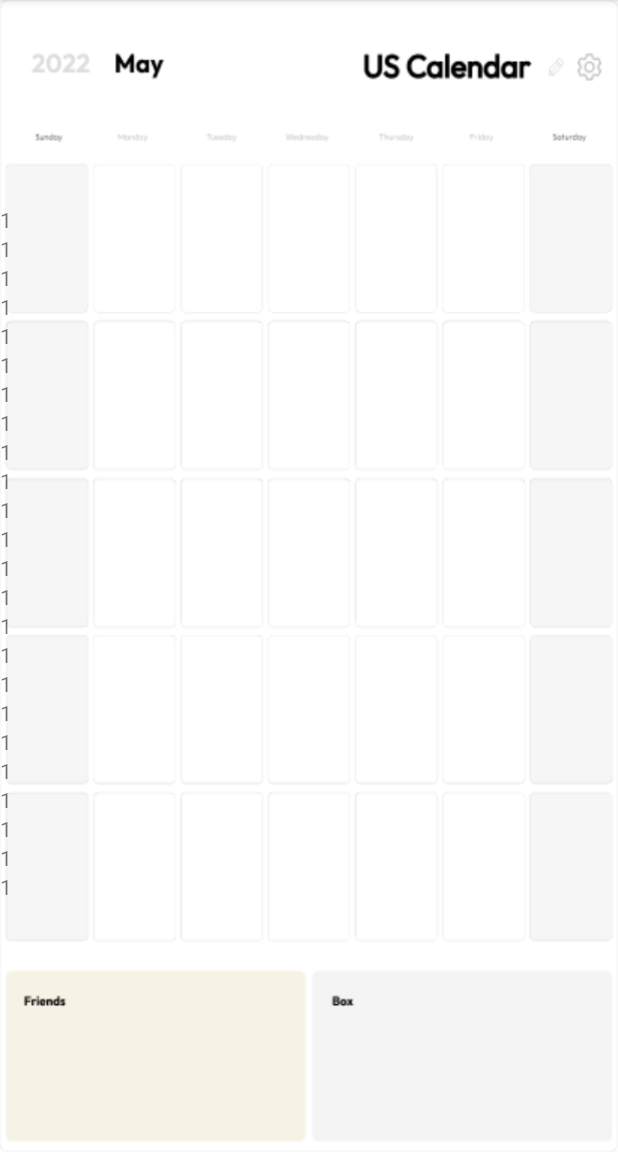
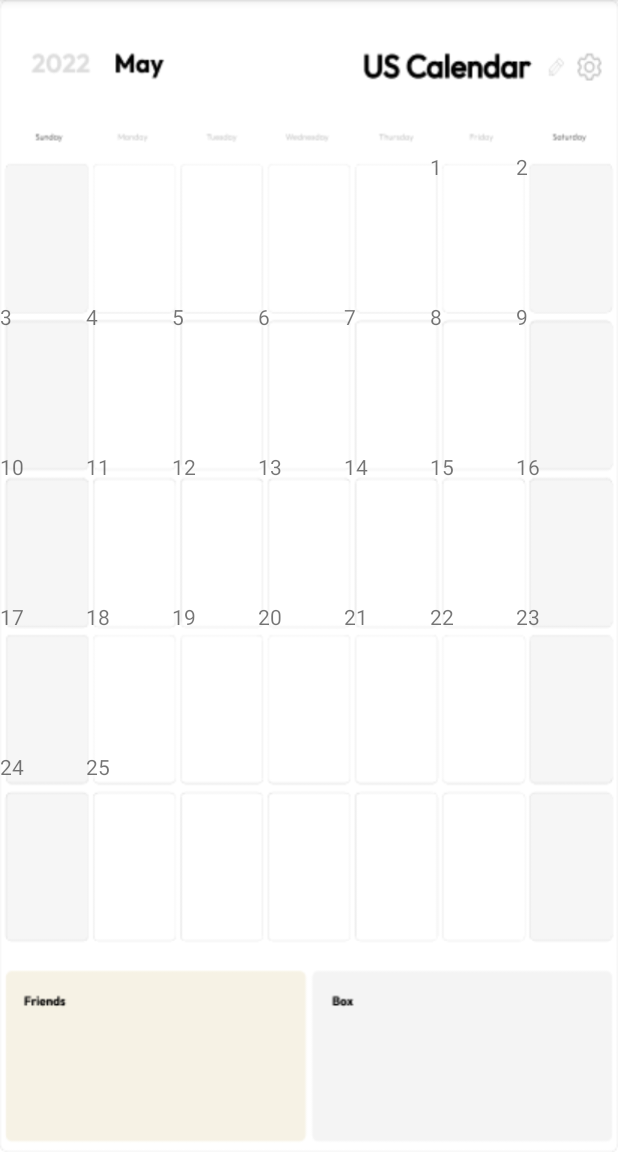
Before and after one commit to notice6143/Object-Oriented-Programming-Team-7, an Android app: the CalendarActivity screen opened directly, with no data from a screen before it, on a phone screen of 412 x 824 dp, the part 84-1236 px from its top. Run offline under Robolectric (Android 15) with nearby library versions, the phone set to English and light mode, and no system bars.

Commit message:
앱을 실행하면 해당 날짜의 달이 기록된 달력이 실행됨 - 아직 달 이름은 설정 x

```diff
--- a/app/src/main/java/com/example/myprojectteam7/CalendarActivity.kt
+++ b/app/src/main/java/com/example/myprojectteam7/CalendarActivity.kt
@@ -24,7 +24,7 @@ class CalendarActivity : AppCompatActivity() {      //달력이 구동되는 위
     var firstdayOfWeek = (dayOfWeek + 8 - date % 7) % 7
 
 
-    var nowcal = Mycalender(year,month,firstdayOfWeek)
+    var nowcal = Mycalender(year,month)
     override fun onCreate(savedInstanceState: Bundle?) {
         super.onCreate(savedInstanceState)
         binding = ActivityCalendarBinding.inflate(layoutInflater)
--- a/app/src/main/java/com/example/myprojectteam7/CalenderAdapter.kt
+++ b/app/src/main/java/com/example/myprojectteam7/CalenderAdapter.kt
@@ -18,14 +18,20 @@ class CalenderAdapter(val mycal: Mycalender)
     }
 
     override fun onBindViewHolder(holder: Holder, position: Int) {
-        holder.bind(mycal.dayList[position])
+        holder.bind(mycal.weekDayList[position])
     }
 
     override fun getItemCount() = mycal.dayList.size
 
     class Holder(val binding: ListDayBinding): RecyclerView.ViewHolder(binding.root){
-        fun bind(day: Day){
-            binding.txtDay.text = day.date
+        fun bind(day: List<Day>){
+            binding.txtSunday.text = day[0].date
+            binding.txtMonday.text = day[1].date
+            binding.txtTuesday.text = day[2].date
+            binding.txtWensday.text = day[3].date
+            binding.txtThursday.text = day[4].date
+            binding.txtFriday.text = day[5].date
+            binding.txtSaturday.text = day[6].date
 
         }
     }
--- a/app/src/main/java/com/example/myprojectteam7/Mycalender.kt
+++ b/app/src/main/java/com/example/myprojectteam7/Mycalender.kt
@@ -2,24 +2,30 @@ package com.example.myprojectteam7
 
 import java.util.Calendar
 
-class Mycalender( var year: Int,  var month: Int, var firstday: Int ) {
+class Mycalender( var year: Int,  var month: Int) {
 
     val cal = Calendar.getInstance()
+    val dayOfWeek = Calendar.DAY_OF_WEEK
+    val date = cal.get(Calendar.DATE)
+    val firstday = (dayOfWeek + 8 - date % 7) % 7
     var maxDay = cal.getActualMaximum(Calendar.DAY_OF_MONTH)
 
     val dayList = makeDayList()
+    val weekDayList = weekList(dayList)
+
     init {
     }
 
     fun makeDayList(): List<Day>{
         val temp = mutableListOf<Day>()
-        val idx = 1
+        var idx = 1
 
         for(i in 1 until firstday){
             temp.add(Day(""))
         }
         for(i in firstday .. maxDay){
             temp.add(Day("$idx"))
+            idx++
         }
         for(i in maxDay+1 .. 35){
             temp.add(Day(""))
@@ -27,4 +33,36 @@ class Mycalender( var year: Int,  var month: Int, var firstday: Int ) {
         return temp
     }
 
+    fun weekList(daylist:List<Day>): List<List<Day>>{
+        val temp1 = mutableListOf<Day>()
+        val temp2 = mutableListOf<Day>()
+        val temp3 = mutableListOf<Day>()
+        val temp4 = mutableListOf<Day>()
+        val temp5 = mutableListOf<Day>()
+        val answer = mutableListOf<List<Day>>()
+
+        for(i in 0 .. 6){
+            temp1.add(daylist[i])
+        }
+        for(i in 7 .. 13){
+            temp2.add(daylist[i])
+        }
+        for(i in 14 .. 20){
+            temp3.add(daylist[i])
+        }
+        for(i in 21 .. 27){
+            temp4.add(daylist[i])
+        }
+        for(i in 28 .. 34){
+            temp5.add(daylist[i])
+        }
+
+        answer.add(temp1)
+        answer.add(temp2)
+        answer.add(temp3)
+        answer.add(temp4)
+        answer.add(temp5)
+
+        return answer
+    }
 }
--- a/app/src/main/res/layout/activity_calendar.xml
+++ b/app/src/main/res/layout/activity_calendar.xml
@@ -9,9 +9,9 @@
 
     <androidx.recyclerview.widget.RecyclerView
         android:id="@+id/rec_days"
-        android:layout_width="match_parent"
+        android:layout_width="406dp"
         android:layout_height="500dp"
-        android:layout_marginTop="98dp"
+        android:layout_marginTop="101dp"
         app:layout_constraintTop_toTopOf="parent"
         tools:layout_editor_absoluteX="1dp" />
 
--- a/app/src/main/res/layout/list_day.xml
+++ b/app/src/main/res/layout/list_day.xml
@@ -1,14 +1,86 @@
 <?xml version="1.0" encoding="utf-8"?>
-<LinearLayout xmlns:android="http://schemas.android.com/apk/res/android"
-    android:layout_width="52dp"
-    android:layout_height="80dp"
-    android:gravity="center"
-    android:orientation="vertical">
+<androidx.constraintlayout.widget.ConstraintLayout xmlns:android="http://schemas.android.com/apk/res/android"
+    xmlns:app="http://schemas.android.com/apk/res-auto"
+    xmlns:tools="http://schemas.android.com/tools"
+    android:id="@+id/linearLayout"
+    android:layout_width="wrap_content"
+    android:layout_height="wrap_content"
+    android:gravity="center">
 
     <TextView
-        android:id="@+id/txt_day"
-        android:layout_width="match_parent"
-        android:layout_height="match_parent"
-        android:text="0" />
+        android:id="@+id/txt_sunday"
+        android:layout_width="57dp"
+        android:layout_height="100dp"
+        android:text="0"
+        app:layout_constraintEnd_toStartOf="@+id/txt_monday"
+        app:layout_constraintHorizontal_bias="0.5"
+        app:layout_constraintStart_toStartOf="parent"
+        app:layout_constraintTop_toTopOf="parent" />
 
-</LinearLayout>
+    <TextView
+        android:id="@+id/txt_monday"
+        android:layout_width="57dp"
+        android:layout_height="100dp"
+        android:text="0"
+        app:layout_constraintEnd_toStartOf="@+id/txt_tuesday"
+        app:layout_constraintHorizontal_bias="1.0"
+        app:layout_constraintStart_toEndOf="@+id/txt_sunday"
+        app:layout_constraintStart_toStartOf="parent"
+        app:layout_constraintTop_toTopOf="parent" />
+
+    <TextView
+        android:id="@+id/txt_tuesday"
+        android:layout_width="57dp"
+        android:layout_height="100dp"
+        android:text="0"
+        app:layout_constraintEnd_toStartOf="@+id/txt_wensday"
+        app:layout_constraintHorizontal_bias="1.0"
+        app:layout_constraintStart_toEndOf="@+id/txt_monday"
+        app:layout_constraintStart_toStartOf="parent"
+        app:layout_constraintTop_toTopOf="parent" />
+
+    <TextView
+        android:id="@+id/txt_wensday"
+        android:layout_width="57dp"
+        android:layout_height="100dp"
+        android:text="0"
+        app:layout_constraintEnd_toStartOf="@+id/txt_thursday"
+        app:layout_constraintHorizontal_bias="1.0"
+        app:layout_constraintStart_toEndOf="@+id/txt_tuesday"
+        app:layout_constraintStart_toStartOf="parent"
+        app:layout_constraintTop_toTopOf="parent" />
+
+    <TextView
+        android:id="@+id/txt_thursday"
+        android:layout_width="57dp"
+        android:layout_height="100dp"
+        android:text="0"
+        app:layout_constraintEnd_toStartOf="@+id/txt_friday"
+        app:layout_constraintHorizontal_bias="1.0"
+        app:layout_constraintStart_toEndOf="@+id/txt_wensday"
+        app:layout_constraintStart_toStartOf="parent"
+        app:layout_constraintTop_toTopOf="parent" />
+
+    <TextView
+        android:id="@+id/txt_friday"
+        android:layout_width="57dp"
+        android:layout_height="100dp"
+        android:text="0"
+        app:layout_constraintEnd_toStartOf="@+id/txt_saturday"
+        app:layout_constraintHorizontal_bias="1.0"
+        app:layout_constraintStart_toEndOf="@+id/txt_thursday"
+        app:layout_constraintStart_toStartOf="parent"
+        app:layout_constraintTop_toTopOf="parent" />
+
+    <TextView
+        android:id="@+id/txt_saturday"
+        android:layout_width="52dp"
+        android:layout_height="100dp"
+        android:text="0"
+        app:layout_constraintEnd_toEndOf="parent"
+        app:layout_constraintHorizontal_bias="1.0"
+        app:layout_constraintStart_toEndOf="@+id/txt_friday"
+        app:layout_constraintStart_toStartOf="parent"
+        app:layout_constraintTop_toTopOf="parent" />
+
+</androidx.constraintlayout.widget.ConstraintLayout>
```
